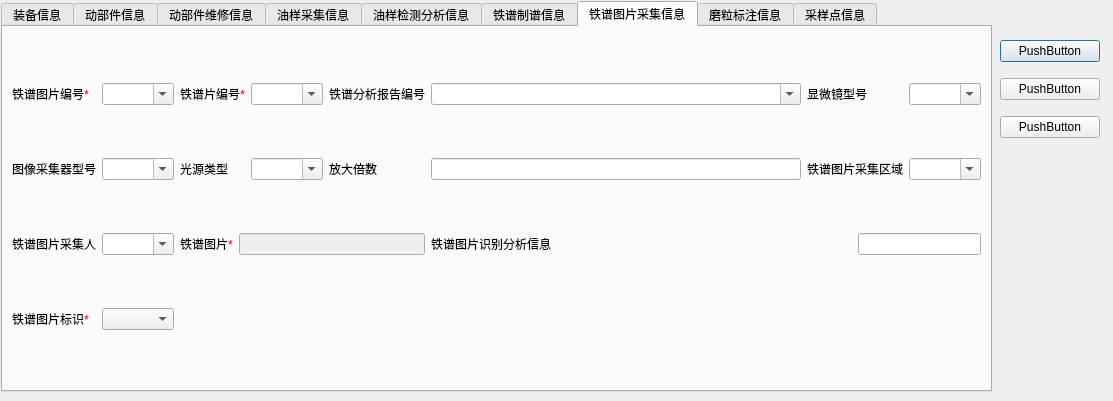
Old version of the form imageproperties.ui in the repository WooodHead/labelling3.
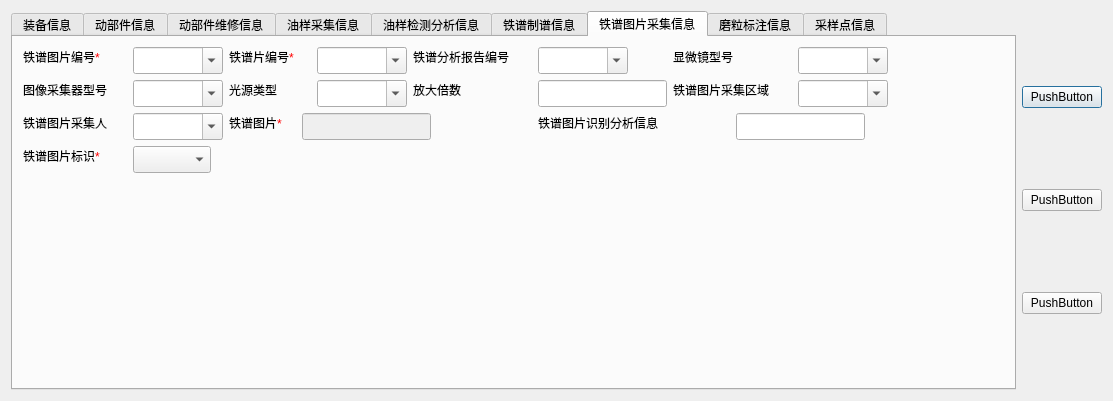
New version of the form. The open tabs and pages were chosen to show the change.

What changed in the file:
```diff
--- a/imageproperties.ui
+++ b/imageproperties.ui
@@ -16,15 +16,9 @@
   <property name="windowTitle">
    <string>Dialog</string>
   </property>
+  <layout class="QHBoxLayout" name="horizontalLayout_2">
+   <item>
   <widget class="QTabWidget" name="_tabWidget">
-   <property name="geometry">
-    <rect>
-     <x>1</x>
-     <y>1</y>
-     <width>991</width>
-     <height>391</height>
-    </rect>
-   </property>
    <property name="currentIndex">
     <number>0</number>
    </property>
@@ -1139,154 +1133,285 @@
     <attribute name="title">
      <string>铁谱图片采集信息</string>
     </attribute>
-    <layout class="QHBoxLayout" name="horizontalLayout">
-     <item>
-      <layout class="QGridLayout" name="gridLayout_12">
-       <item row="0" column="0">
         <widget class="QLabel" name="label_52">
+       <property name="geometry">
+        <rect>
+         <x>10</x>
+         <y>10</y>
+         <width>97</width>
+         <height>20</height>
+        </rect>
+       </property>
          <property name="text">
           <string>&lt;html&gt;&lt;head/&gt;&lt;body&gt;&lt;p&gt;铁谱图片编号&lt;span style=&quot; color:#ff0000;&quot;&gt;*&lt;/span&gt;&lt;/p&gt;&lt;/body&gt;&lt;/html&gt;</string>
          </property>
         </widget>
-       </item>
-       <item row="0" column="1">
-        <widget class="QComboBox" name="_comboBoxMentalSampleImageID">
-         <property name="editable">
-          <bool>true</bool>
-         </property>
-        </widget>
-       </item>
-       <item row="0" column="2" colspan="2">
-        <widget class="QLabel" name="label_53">
-         <property name="text">
-          <string>&lt;html&gt;&lt;head/&gt;&lt;body&gt;&lt;p&gt;铁谱片编号&lt;span style=&quot; color:#ff0000;&quot;&gt;*&lt;/span&gt;&lt;/p&gt;&lt;/body&gt;&lt;/html&gt;</string>
-         </property>
-        </widget>
-       </item>
-       <item row="0" column="4">
         <widget class="QComboBox" name="_comboBoxMentalSampleID">
+       <property name="geometry">
+        <rect>
+         <x>304</x>
+         <y>10</y>
+         <width>90</width>
+         <height>27</height>
+        </rect>
+       </property>
          <property name="editable">
           <bool>true</bool>
          </property>
         </widget>
-       </item>
-       <item row="0" column="5">
+      <widget class="QComboBox" name="_comboBoxMentalSampleImageID">
+       <property name="geometry">
+        <rect>
+         <x>120</x>
+         <y>10</y>
+         <width>90</width>
+         <height>27</height>
+        </rect>
+       </property>
+       <property name="editable">
+        <bool>true</bool>
+       </property>
+      </widget>
         <widget class="QLabel" name="label_54">
+       <property name="geometry">
+        <rect>
+         <x>400</x>
+         <y>10</y>
+         <width>119</width>
+         <height>20</height>
+        </rect>
+       </property>
          <property name="text">
           <string>铁谱分析报告编号</string>
          </property>
         </widget>
-       </item>
-       <item row="0" column="6">
+      <widget class="QLabel" name="label_53">
+       <property name="geometry">
+        <rect>
+         <x>216</x>
+         <y>10</y>
+         <width>82</width>
+         <height>20</height>
+        </rect>
+       </property>
+       <property name="text">
+        <string>&lt;html&gt;&lt;head/&gt;&lt;body&gt;&lt;p&gt;铁谱片编号&lt;span style=&quot; color:#ff0000;&quot;&gt;*&lt;/span&gt;&lt;/p&gt;&lt;/body&gt;&lt;/html&gt;</string>
+       </property>
+      </widget>
+      <widget class="QComboBox" name="_comboBoxMentalSampleMicroType">
+       <property name="geometry">
+        <rect>
+         <x>785</x>
+         <y>10</y>
+         <width>90</width>
+         <height>27</height>
+        </rect>
+       </property>
+       <property name="editable">
+        <bool>true</bool>
+       </property>
+      </widget>
         <widget class="QComboBox" name="_comboBoxMentalSampleReportID">
+       <property name="geometry">
+        <rect>
+         <x>525</x>
+         <y>10</y>
+         <width>90</width>
+         <height>27</height>
+        </rect>
+       </property>
          <property name="editable">
           <bool>true</bool>
          </property>
         </widget>
-       </item>
-       <item row="0" column="7" colspan="2">
+      <widget class="QComboBox" name="_comboBoxMentalSampleArea">
+       <property name="geometry">
+        <rect>
+         <x>785</x>
+         <y>43</y>
+         <width>90</width>
+         <height>27</height>
+        </rect>
+       </property>
+       <property name="editable">
+        <bool>true</bool>
+       </property>
+      </widget>
         <widget class="QLabel" name="label_55">
+       <property name="geometry">
+        <rect>
+         <x>660</x>
+         <y>10</y>
+         <width>75</width>
+         <height>20</height>
+        </rect>
+       </property>
          <property name="text">
           <string>显微镜型号</string>
          </property>
         </widget>
-       </item>
-       <item row="0" column="9">
-        <widget class="QComboBox" name="_comboBoxMentalSampleMicroType">
-         <property name="editable">
-          <bool>true</bool>
-         </property>
-        </widget>
-       </item>
-       <item row="1" column="0">
         <widget class="QLabel" name="label_56">
+       <property name="geometry">
+        <rect>
+         <x>10</x>
+         <y>43</y>
+         <width>104</width>
+         <height>20</height>
+        </rect>
+       </property>
          <property name="text">
           <string>图像采集器型号</string>
          </property>
         </widget>
-       </item>
-       <item row="1" column="1">
+      <widget class="QComboBox" name="_comboBoxMentalSampleGuy">
+       <property name="geometry">
+        <rect>
+         <x>120</x>
+         <y>76</y>
+         <width>90</width>
+         <height>27</height>
+        </rect>
+       </property>
+       <property name="editable">
+        <bool>true</bool>
+       </property>
+      </widget>
         <widget class="QComboBox" name="_comboBoxMentalSampleSamplerType">
+       <property name="geometry">
+        <rect>
+         <x>120</x>
+         <y>43</y>
+         <width>90</width>
+         <height>27</height>
+        </rect>
+       </property>
          <property name="editable">
           <bool>true</bool>
          </property>
         </widget>
-       </item>
-       <item row="1" column="2" colspan="2">
         <widget class="QLabel" name="label_57">
+       <property name="geometry">
+        <rect>
+         <x>216</x>
+         <y>43</y>
+         <width>60</width>
+         <height>20</height>
+        </rect>
+       </property>
          <property name="text">
           <string>光源类型</string>
          </property>
         </widget>
-       </item>
-       <item row="1" column="4">
         <widget class="QComboBox" name="_comboBoxMentalSampleLightType">
+       <property name="geometry">
+        <rect>
+         <x>304</x>
+         <y>43</y>
+         <width>90</width>
+         <height>27</height>
+        </rect>
+       </property>
          <property name="editable">
           <bool>true</bool>
          </property>
         </widget>
-       </item>
-       <item row="1" column="5">
         <widget class="QLabel" name="label_58">
+       <property name="geometry">
+        <rect>
+         <x>400</x>
+         <y>43</y>
+         <width>60</width>
+         <height>20</height>
+        </rect>
+       </property>
          <property name="text">
           <string>放大倍数</string>
          </property>
         </widget>
-       </item>
-       <item row="1" column="7" colspan="2">
         <widget class="QLabel" name="label_59">
+       <property name="geometry">
+        <rect>
+         <x>660</x>
+         <y>43</y>
+         <width>119</width>
+         <height>20</height>
+        </rect>
+       </property>
          <property name="text">
           <string>铁谱图片采集区域</string>
          </property>
         </widget>
-       </item>
-       <item row="1" column="9">
-        <widget class="QComboBox" name="_comboBoxMentalSampleArea">
-         <property name="editable">
-          <bool>true</bool>
-         </property>
-        </widget>
-       </item>
-       <item row="2" column="0">
         <widget class="QLabel" name="label_60">
+       <property name="geometry">
+        <rect>
+         <x>10</x>
+         <y>76</y>
+         <width>104</width>
+         <height>20</height>
+        </rect>
+       </property>
          <property name="text">
           <string>铁谱图片采集人</string>
          </property>
         </widget>
-       </item>
-       <item row="2" column="1">
-        <widget class="QComboBox" name="_comboBoxMentalSampleGuy">
-         <property name="editable">
-          <bool>true</bool>
-         </property>
-        </widget>
-       </item>
-       <item row="2" column="2">
         <widget class="QLabel" name="label_61">
+       <property name="geometry">
+        <rect>
+         <x>216</x>
+         <y>76</y>
+         <width>67</width>
+         <height>20</height>
+        </rect>
+       </property>
          <property name="text">
           <string>&lt;html&gt;&lt;head/&gt;&lt;body&gt;&lt;p&gt;铁谱图片&lt;span style=&quot; color:#ff0000;&quot;&gt;*&lt;/span&gt;&lt;/p&gt;&lt;/body&gt;&lt;/html&gt;</string>
          </property>
         </widget>
-       </item>
-       <item row="2" column="6" colspan="2">
         <widget class="QLabel" name="label_62">
+       <property name="geometry">
+        <rect>
+         <x>525</x>
+         <y>76</y>
+         <width>148</width>
+         <height>20</height>
+        </rect>
+       </property>
          <property name="text">
           <string>铁谱图片识别分析信息</string>
          </property>
         </widget>
-       </item>
-       <item row="2" column="8" colspan="2">
-        <widget class="QLineEdit" name="_editMentalSampleAnalysis"/>
-       </item>
-       <item row="3" column="0">
+      <widget class="QLineEdit" name="_editMentalSampleAnalysis">
+       <property name="geometry">
+        <rect>
+         <x>723</x>
+         <y>76</y>
+         <width>129</width>
+         <height>27</height>
+        </rect>
+       </property>
+      </widget>
         <widget class="QLabel" name="label_63">
+       <property name="geometry">
+        <rect>
+         <x>10</x>
+         <y>109</y>
+         <width>97</width>
+         <height>20</height>
+        </rect>
+       </property>
          <property name="text">
           <string>&lt;html&gt;&lt;head/&gt;&lt;body&gt;&lt;p&gt;铁谱图片标识&lt;span style=&quot; color:#ff0000;&quot;&gt;*&lt;/span&gt;&lt;/p&gt;&lt;/body&gt;&lt;/html&gt;</string>
          </property>
         </widget>
-       </item>
-       <item row="3" column="1">
         <widget class="QComboBox" name="_comboBoxMentalSampleImageTag">
+       <property name="geometry">
+        <rect>
+         <x>120</x>
+         <y>109</y>
+         <width>78</width>
+         <height>27</height>
+        </rect>
+       </property>
          <property name="editable">
           <bool>false</bool>
          </property>
@@ -1294,20 +1419,29 @@
           <number>-1</number>
          </property>
         </widget>
-       </item>
-       <item row="2" column="3" colspan="3">
         <widget class="QLineEdit" name="_editMentalSamplePath">
          <property name="enabled">
           <bool>false</bool>
          </property>
-        </widget>
-       </item>
-       <item row="1" column="6">
-        <widget class="QLineEdit" name="_editMentalSampleEnlarger"/>
-       </item>
-      </layout>
-     </item>
-    </layout>
+       <property name="geometry">
+        <rect>
+         <x>289</x>
+         <y>76</y>
+         <width>129</width>
+         <height>27</height>
+        </rect>
+       </property>
+      </widget>
+      <widget class="QLineEdit" name="_editMentalSampleEnlarger">
+       <property name="geometry">
+        <rect>
+         <x>525</x>
+         <y>43</y>
+         <width>129</width>
+         <height>27</height>
+        </rect>
+       </property>
+      </widget>
    </widget>
    <widget class="QWidget" name="tab_9">
     <attribute name="title">
@@ -1710,15 +1844,8 @@
     </layout>
    </widget>
   </widget>
-  <widget class="QWidget" name="layoutWidget">
-   <property name="geometry">
-    <rect>
-     <x>1000</x>
-     <y>30</y>
-     <width>100</width>
-     <height>121</height>
-    </rect>
-   </property>
+   </item>
+   <item>
    <layout class="QGridLayout" name="gridLayout_3">
     <item row="0" column="0">
      <widget class="QPushButton" name="_buttonSave">
@@ -1727,22 +1854,23 @@
       </property>
      </widget>
     </item>
-    <item row="1" column="0">
-     <widget class="QPushButton" name="_buttonCancel">
-      <property name="text">
-       <string>PushButton</string>
-      </property>
-     </widget>
-    </item>
-    <item row="2" column="0">
+     <item row="3" column="0">
      <widget class="QPushButton" name="_buttonNext">
       <property name="text">
        <string>PushButton</string>
       </property>
      </widget>
     </item>
-   </layout>
-  </widget>
+     <item row="1" column="0">
+      <widget class="QPushButton" name="_buttonCancel">
+       <property name="text">
+        <string>PushButton</string>
+       </property>
+      </widget>
+     </item>
+    </layout>
+   </item>
+  </layout>
  </widget>
  <resources/>
  <connections/>
```
Left out of the diff: 2 changed lines with no effect on the pictures. Lines whose indentation alone changed are shown as unchanged.
